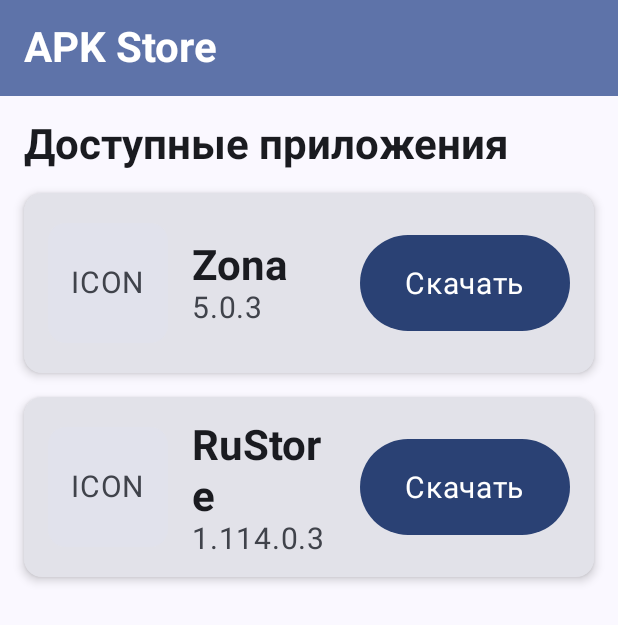
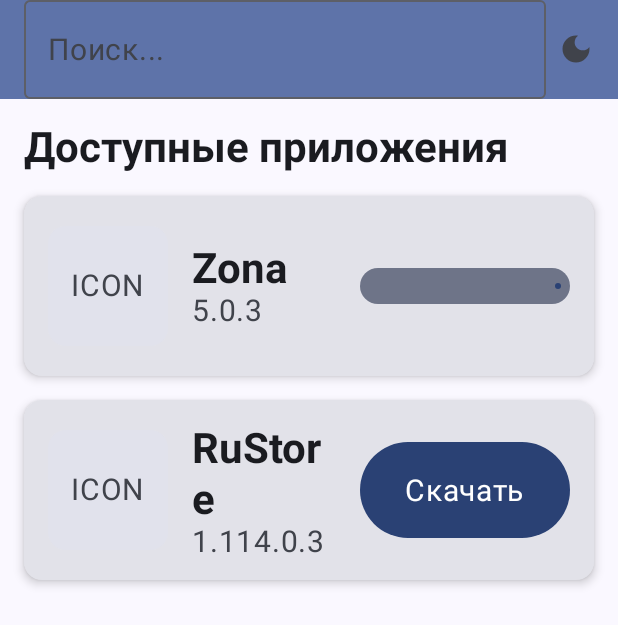
Before and after one commit to d00g00d/APK_Store, an Android app built with Jetpack Compose: the composable MainScreen shown on its own in the app's theme, after a tap on "Скачать", on a phone screen of 412 x 824 dp. Shown: the top 625 px of the screen. Run offline under Robolectric (Android 15) with nearby library versions, the phone set to English and light mode, and no system bars; our stand-ins replace Timber; libraries missing offline, so code that uses them is left out: com.jakewharton.retrofit2; 1 statement that could not run was skipped.

Commit message:
feat: implement phase 4 UX, navigation, local apps and theme

```diff
--- a/app/src/main/AndroidManifest.xml
+++ b/app/src/main/AndroidManifest.xml
@@ -2,6 +2,7 @@
 <manifest xmlns:android="http://schemas.android.com/apk/res/android">
 
     <uses-permission android:name="android.permission.INTERNET" />
+    <uses-permission android:name="android.permission.QUERY_ALL_PACKAGES" />
     <!-- Для записи логов (в Documents) -->
     <uses-permission android:name="android.permission.WRITE_EXTERNAL_STORAGE" android:maxSdkVersion="29"/>
     <uses-permission android:name="android.permission.READ_EXTERNAL_STORAGE" android:maxSdkVersion="32"/>
--- /dev/null
+++ b/app/src/main/java/ru/d00g00d/apkstore/data/preferences/ThemePreferences.kt
@@ -0,0 +1,34 @@
+package ru.d00g00d.apkstore.data.preferences
+
+import android.content.Context
+import androidx.datastore.core.DataStore
+import androidx.datastore.preferences.core.Preferences
+import androidx.datastore.preferences.core.edit
+import androidx.datastore.preferences.core.stringPreferencesKey
+import androidx.datastore.preferences.preferencesDataStore
+import kotlinx.coroutines.flow.Flow
+import kotlinx.coroutines.flow.map
+
+enum class ThemeMode {
+    LIGHT, DARK, AUTO
+}
+
+private val Context.dataStore: DataStore<Preferences> by preferencesDataStore(name = "settings")
+
+class ThemePreferences(private val context: Context) {
+    private val THEME_KEY = stringPreferencesKey("theme_mode")
+
+    val themeMode: Flow<ThemeMode> = context.dataStore.data.map { preferences ->
+        when (preferences[THEME_KEY]) {
+            ThemeMode.LIGHT.name -> ThemeMode.LIGHT
+            ThemeMode.DARK.name -> ThemeMode.DARK
+            else -> ThemeMode.AUTO
+        }
+    }
+
+    suspend fun setThemeMode(mode: ThemeMode) {
+        context.dataStore.edit { preferences ->
+            preferences[THEME_KEY] = mode.name
+        }
+    }
+}
--- a/app/src/main/java/ru/d00g00d/apkstore/di/AppModule.kt
+++ b/app/src/main/java/ru/d00g00d/apkstore/di/AppModule.kt
@@ -15,7 +15,13 @@ import ru.d00g00d.apkstore.data.network.GitHubApiService
 import ru.d00g00d.apkstore.data.repository.AppRepository
 import ru.d00g00d.apkstore.downloader.ApkDownloader
 
+import ru.d00g00d.apkstore.ui.local.LocalAppsViewModel
 import ru.d00g00d.apkstore.ui.main.MainViewModel
+
+import ru.d00g00d.apkstore.data.preferences.ThemePreferences
+import ru.d00g00d.apkstore.downloader.DownloadTracker
+
+import ru.d00g00d.apkstore.ui.theme.ThemeViewModel
 
 val appModule = module {
     // Сеть
@@ -31,17 +37,21 @@ val appModule = module {
             .create(GitHubApiService::class.java)
     }
 
-    // Репозиторий
+    // Репозиторий и Preferences
     single { AppRepository(get()) }
+    single { ThemePreferences(androidContext()) }
 
-    // Загрузчик
+    // Загрузчик и Трекер
     single { ApkDownloader(androidContext()) }
+    single { DownloadTracker(androidContext()) }
 
     // Ядро установки (adb, permission, eas)
     single { AdbClient(androidContext()) }
     single { PermissionManager(androidContext(), get()) }
     single { RearDhuEasBridge(androidContext()) }
 
-    // UI
-    viewModel { MainViewModel(get(), get()) }
+    // UI ViewModels
+    viewModel { MainViewModel(get(), get(), get(), androidContext()) }
+    viewModel { LocalAppsViewModel(androidContext(), get()) }
+    viewModel { ThemeViewModel(get()) }
 }
--- /dev/null
+++ b/app/src/main/java/ru/d00g00d/apkstore/downloader/DownloadTracker.kt
@@ -0,0 +1,49 @@
+package ru.d00g00d.apkstore.downloader
+
+import android.app.DownloadManager
+import android.content.Context
+import kotlinx.coroutines.delay
+import kotlinx.coroutines.flow.Flow
+import kotlinx.coroutines.flow.flow
+
+class DownloadTracker(private val context: Context) {
+    private val downloadManager = context.getSystemService(Context.DOWNLOAD_SERVICE) as DownloadManager
+
+    fun getProgress(downloadId: Long): Flow<Int> = flow {
+        var isDownloading = true
+        while (isDownloading) {
+            val query = DownloadManager.Query().setFilterById(downloadId)
+            downloadManager.query(query).use { cursor ->
+                if (cursor != null && cursor.moveToFirst()) {
+                    val statusIndex = cursor.getColumnIndex(DownloadManager.COLUMN_STATUS)
+                    val status = cursor.getInt(statusIndex)
+
+                    if (status == DownloadManager.STATUS_SUCCESSFUL || status == DownloadManager.STATUS_FAILED) {
+                        isDownloading = false
+                        emit(if (status == DownloadManager.STATUS_SUCCESSFUL) 100 else -1)
+                    } else {
+                        val downloadedIndex = cursor.getColumnIndex(DownloadManager.COLUMN_BYTES_DOWNLOADED_SO_FAR)
+                        val totalIndex = cursor.getColumnIndex(DownloadManager.COLUMN_TOTAL_SIZE_BYTES)
+
+                        val downloaded = cursor.getLong(downloadedIndex)
+                        val total = cursor.getLong(totalIndex)
+
+                        if (total > 0L) {
+                            val progress = ((downloaded * 100L) / total).toInt()
+                            emit(progress)
+                        } else {
+                            emit(0)
+                        }
+                    }
+                } else {
+                    // Download not found
+                    isDownloading = false
+                    emit(-1)
+                }
+            }
+            if (isDownloading) {
+                delay(500) // Poll twice a second
+            }
+        }
+    }
+}
--- a/app/src/main/java/ru/d00g00d/apkstore/ui/main/MainScreen.kt
+++ b/app/src/main/java/ru/d00g00d/apkstore/ui/main/MainScreen.kt
@@ -3,6 +3,11 @@ package ru.d00g00d.apkstore.ui.main
 import androidx.compose.foundation.layout.*
 import androidx.compose.foundation.lazy.LazyColumn
 import androidx.compose.foundation.lazy.items
+import androidx.compose.material.icons.filled.BrightnessAuto
+import androidx.compose.material.icons.filled.DarkMode
+import androidx.compose.material.icons.filled.LightMode
+import androidx.compose.material.icons.Icons
+import androidx.compose.material.icons.filled.Clear
 import androidx.compose.material3.*
 import androidx.compose.runtime.Composable
 import androidx.compose.runtime.collectAsState
@@ -12,21 +17,49 @@ import androidx.compose.ui.Modifier
 import androidx.compose.ui.unit.dp
 import org.koin.androidx.compose.koinViewModel
 import ru.d00g00d.apkstore.data.model.AppModel
+import ru.d00g00d.apkstore.data.preferences.ThemeMode
+import ru.d00g00d.apkstore.ui.theme.ThemeViewModel
 
 @OptIn(ExperimentalMaterial3Api::class)
 @Composable
 fun MainScreen(
-    viewModel: MainViewModel = koinViewModel()
+    viewModel: MainViewModel = koinViewModel(),
+    themeViewModel: ThemeViewModel = koinViewModel()
 ) {
     val uiState by viewModel.uiState.collectAsState()
+    val themeMode by themeViewModel.themeMode.collectAsState()
 
     Scaffold(
         topBar = {
             TopAppBar(
-                title = { Text("APK Store") },
+                title = {
+                    OutlinedTextField(
+                        value = uiState.searchQuery,
+                        onValueChange = { viewModel.updateSearchQuery(it) },
+                        modifier = Modifier.fillMaxWidth(),
+                        placeholder = { Text("Поиск...") },
+                        trailingIcon = {
+                            if (uiState.searchQuery.isNotEmpty()) {
+                                IconButton(onClick = { viewModel.updateSearchQuery("") }) {
+                                    Icon(Icons.Filled.Clear, contentDescription = "Очистить")
+                                }
+                            }
+                        },
+                        singleLine = true
+                    )
+                },
+                actions = {
+                    IconButton(onClick = { themeViewModel.toggleTheme() }) {
+                        val icon = when (themeMode) {
+                            ThemeMode.LIGHT -> Icons.Filled.LightMode
+                            ThemeMode.DARK -> Icons.Filled.DarkMode
+                            ThemeMode.AUTO -> Icons.Filled.BrightnessAuto
+                        }
+                        Icon(icon, contentDescription = "Переключить тему")
+                    }
+                },
                 colors = TopAppBarDefaults.topAppBarColors(
-                    containerColor = MaterialTheme.colorScheme.primaryContainer,
-                    titleContentColor = MaterialTheme.colorScheme.onPrimaryContainer,
+                    containerColor = MaterialTheme.colorScheme.primaryContainer
                 )
             )
         }
@@ -53,11 +86,11 @@ fun MainScreen(
                         style = MaterialTheme.typography.titleLarge
                     )
                 }
-                items(uiState.apps) { app ->
+                items(uiState.apps) { itemState ->
                     AppItem(
-                        name = app.name,
-                        version = app.version,
-                        onDownloadClick = { viewModel.downloadApp(app) }
+                        itemState = itemState,
+                        onDownloadClick = { viewModel.downloadApp(itemState) },
+                        onOpenClick = { viewModel.openApp(itemState.app.packageName) }
                     )
                 }
             }
@@ -66,7 +99,12 @@ fun MainScreen(
 }
 
 @Composable
-fun AppItem(name: String, version: String, onDownloadClick: () -> Unit) {
+fun AppItem(
+    itemState: AppItemState,
+    onDownloadClick: () -> Unit,
+    onOpenClick: () -> Unit
+) {
+    val app = itemState.app
     Card(
         modifier = Modifier
             .fillMaxWidth()
@@ -96,11 +134,11 @@ fun AppItem(name: String, version: String, onDownloadClick: () -> Unit) {
                 verticalArrangement = Arrangement.Center
             ) {
                 Text(
-                    text = name,
+                    text = app.name,
                     style = MaterialTheme.typography.titleLarge
                 )
                 Text(
-                    text = version,
+                    text = app.version,
                     style = MaterialTheme.typography.bodyLarge,
                     color = MaterialTheme.colorScheme.onSurfaceVariant
                 )
@@ -108,11 +146,36 @@ fun AppItem(name: String, version: String, onDownloadClick: () -> Unit) {
 
             Spacer(modifier = Modifier.width(16.dp))
 
-            Button(
-                onClick = onDownloadClick,
-                modifier = Modifier.size(width = 140.dp, height = 64.dp)
-            ) {
-                Text("Скачать", style = MaterialTheme.typography.bodyLarge)
+            when (itemState.status) {
+                AppStatus.DOWNLOAD, AppStatus.UPDATE -> {
+                    Button(
+                        onClick = onDownloadClick,
+                        modifier = Modifier.size(width = 140.dp, height = 64.dp)
+                    ) {
+                        val text = if (itemState.status == AppStatus.UPDATE) "Обновить" else "Скачать"
+                        Text(text, style = MaterialTheme.typography.bodyLarge)
+                    }
+                }
+                AppStatus.DOWNLOADING -> {
+                    Box(modifier = Modifier.size(width = 140.dp, height = 64.dp), contentAlignment = Alignment.Center) {
+                        if (itemState.progress >= 0) {
+                            LinearProgressIndicator(
+                                progress = { itemState.progress / 100f },
+                                modifier = Modifier.fillMaxWidth().height(24.dp)
+                            )
+                        } else {
+                            CircularProgressIndicator()
+                        }
+                    }
+                }
+                AppStatus.OPEN -> {
+                    OutlinedButton(
+                        onClick = onOpenClick,
+                        modifier = Modifier.size(width = 140.dp, height = 64.dp)
+                    ) {
+                        Text("Открыть", style = MaterialTheme.typography.bodyLarge)
+                    }
+                }
             }
         }
     }
--- a/app/src/main/java/ru/d00g00d/apkstore/ui/main/MainViewModel.kt
+++ b/app/src/main/java/ru/d00g00d/apkstore/ui/main/MainViewModel.kt
@@ -1,47 +1,140 @@
 package ru.d00g00d.apkstore.ui.main
 
+import android.content.Context
+import android.content.pm.PackageManager
 import androidx.lifecycle.ViewModel
 import androidx.lifecycle.viewModelScope
 import kotlinx.coroutines.flow.MutableStateFlow
 import kotlinx.coroutines.flow.StateFlow
 import kotlinx.coroutines.flow.asStateFlow
+import kotlinx.coroutines.flow.update
 import kotlinx.coroutines.launch
 import ru.d00g00d.apkstore.data.model.AppModel
 import ru.d00g00d.apkstore.data.repository.AppRepository
 import ru.d00g00d.apkstore.downloader.ApkDownloader
+import ru.d00g00d.apkstore.downloader.DownloadTracker
+
+enum class AppStatus {
+    DOWNLOAD, DOWNLOADING, UPDATE, OPEN
+}
+
+data class AppItemState(
+    val app: AppModel,
+    val status: AppStatus = AppStatus.DOWNLOAD,
+    val progress: Int = 0,
+    val downloadId: Long = -1
+)
 
 data class MainUiState(
     val isLoading: Boolean = false,
-    val apps: List<AppModel> = emptyList(),
-    val error: String? = null
+    val apps: List<AppItemState> = emptyList(),
+    val error: String? = null,
+    val searchQuery: String = ""
 )
 
 class MainViewModel(
     private val repository: AppRepository,
-    private val downloader: ApkDownloader
+    private val downloader: ApkDownloader,
+    private val tracker: DownloadTracker,
+    private val context: Context
 ) : ViewModel() {
 
     private val _uiState = MutableStateFlow(MainUiState())
     val uiState: StateFlow<MainUiState> = _uiState.asStateFlow()
+
+    private val allApps = mutableListOf<AppModel>()
 
     init {
         loadApps()
     }
 
     fun loadApps() {
-        _uiState.value = _uiState.value.copy(isLoading = true, error = null)
+        _uiState.update { it.copy(isLoading = true, error = null) }
         viewModelScope.launch {
             val result = repository.getApps()
             result.onSuccess { apps ->
-                _uiState.value = _uiState.value.copy(isLoading = false, apps = apps)
+                allApps.clear()
+                allApps.addAll(apps)
+                updateList()
             }.onFailure { err ->
-                _uiState.value = _uiState.value.copy(isLoading = false, error = err.message ?: "Unknown error")
+                _uiState.update { it.copy(isLoading = false, error = err.message ?: "Unknown error") }
             }
         }
     }
 
-    fun downloadApp(app: AppModel) {
-        val fileName = "${app.id}_${app.version}.apk"
-        downloader.downloadApk(app.apkUrl, fileName)
+    fun updateSearchQuery(query: String) {
+        _uiState.update { it.copy(searchQuery = query) }
+        updateList()
+    }
+
+    private fun updateList() {
+        val query = _uiState.value.searchQuery.lowercase()
+        val filtered = if (query.isBlank()) allApps else allApps.filter { it.name.lowercase().contains(query) }
+
+        val pm = context.packageManager
+
+        val itemStates = filtered.map { app ->
+            var status = AppStatus.DOWNLOAD
+            try {
+                val pInfo = pm.getPackageInfo(app.packageName, 0)
+                // Очень упрощенная проверка версии (считаем, что если есть буквы, то надо смотреть на code)
+                // В реальном приложении нужно парсить аккуратно, пока просто для примера если ==, то OPEN
+                if (pInfo.versionName == app.version) {
+                    status = AppStatus.OPEN
+                } else {
+                    status = AppStatus.UPDATE
+                }
+            } catch (e: PackageManager.NameNotFoundException) {
+                status = AppStatus.DOWNLOAD
+            }
+
+            AppItemState(app, status = status)
+        }
+        _uiState.update { it.copy(isLoading = false, apps = itemStates) }
+    }
+
+    fun downloadApp(item: AppItemState) {
+        val fileName = "${item.app.id}_${item.app.version}.apk"
+        val downloadId = downloader.downloadApk(item.app.apkUrl, fileName)
+        if (downloadId != -1L) {
+            // Обновляем статус
+            _uiState.update { state ->
+                val newApps = state.apps.map {
+                    if (it.app.id == item.app.id) it.copy(status = AppStatus.DOWNLOADING, downloadId = downloadId, progress = 0)
+                    else it
+                }
+                state.copy(apps = newApps)
+            }
+
+            // Начинаем трекать
+            viewModelScope.launch {
+                tracker.getProgress(downloadId).collect { progress ->
+                    _uiState.update { state ->
+                        val newApps = state.apps.map {
+                            if (it.app.id == item.app.id) {
+                                if (progress == 100 || progress == -1) {
+                                    // Установка пойдет сама через Receiver.
+                                    // Мы пока просто вернем статус к исходному, или после установки он сам поменяется
+                                    // когда обновится список (можно сделать ReceiverFlow для обновления списка).
+                                    // Пока оставим прогресс 100%.
+                                    it.copy(progress = progress)
+                                } else {
+                                    it.copy(progress = progress)
+                                }
+                            } else it
+                        }
+                        state.copy(apps = newApps)
+                    }
+                }
+            }
+        }
+    }
+
+    fun openApp(packageName: String) {
+        val intent = context.packageManager.getLaunchIntentForPackage(packageName)
+        if (intent != null) {
+            intent.addFlags(android.content.Intent.FLAG_ACTIVITY_NEW_TASK)
+            context.startActivity(intent)
+        }
     }
 }
--- a/app/src/main/java/ru/d00g00d/apkstore/ui/theme/Theme.kt
+++ b/app/src/main/java/ru/d00g00d/apkstore/ui/theme/Theme.kt
@@ -9,6 +9,7 @@ import androidx.compose.material3.dynamicLightColorScheme
 import androidx.compose.material3.lightColorScheme
 import androidx.compose.runtime.Composable
 import androidx.compose.ui.platform.LocalContext
+import ru.d00g00d.apkstore.data.preferences.ThemeMode
 import java.util.Calendar
 
 private val DarkColorScheme = darkColorScheme(
@@ -25,14 +26,21 @@ private val LightColorScheme = lightColorScheme(
 
 @Composable
 fun ApkStoreTheme(
+    themeMode: ThemeMode = ThemeMode.AUTO,
     darkTheme: Boolean = isSystemInDarkTheme(),
     dynamicColor: Boolean = true,
     content: @Composable () -> Unit
 ) {
-    // Авторежим переключения по времени (например, после 18:00 и до 07:00 включать темную тему)
-    val hour = Calendar.getInstance().get(Calendar.HOUR_OF_DAY)
-    val isNightTime = hour >= 18 || hour < 7
-    val useDarkTheme = darkTheme || isNightTime
+    val useDarkTheme = when (themeMode) {
+        ThemeMode.LIGHT -> false
+        ThemeMode.DARK -> true
+        ThemeMode.AUTO -> {
+            // Авторежим переключения по времени (например, после 18:00 и до 07:00 включать темную тему)
+            val hour = Calendar.getInstance().get(Calendar.HOUR_OF_DAY)
+            val isNightTime = hour >= 18 || hour < 7
+            darkTheme || isNightTime
+        }
+    }
 
     val colorScheme = when {
         dynamicColor && Build.VERSION.SDK_INT >= Build.VERSION_CODES.S -> {
--- /dev/null
+++ b/app/src/main/java/ru/d00g00d/apkstore/ui/theme/ThemeViewModel.kt
@@ -0,0 +1,28 @@
+package ru.d00g00d.apkstore.ui.theme
+
+import androidx.lifecycle.ViewModel
+import androidx.lifecycle.viewModelScope
+import kotlinx.coroutines.flow.SharingStarted
+import kotlinx.coroutines.flow.stateIn
+import kotlinx.coroutines.launch
+import ru.d00g00d.apkstore.data.preferences.ThemeMode
+import ru.d00g00d.apkstore.data.preferences.ThemePreferences
+
+class ThemeViewModel(private val preferences: ThemePreferences) : ViewModel() {
+    val themeMode = preferences.themeMode.stateIn(
+        scope = viewModelScope,
+        started = SharingStarted.Eagerly,
+        initialValue = ThemeMode.AUTO
+    )
+
+    fun toggleTheme() {
+        val next = when (themeMode.value) {
+            ThemeMode.AUTO -> ThemeMode.LIGHT
+            ThemeMode.LIGHT -> ThemeMode.DARK
+            ThemeMode.DARK -> ThemeMode.AUTO
+        }
+        viewModelScope.launch {
+            preferences.setThemeMode(next)
+        }
+    }
+}
```
Also changed, not shown: app/build.gradle.kts (+7 -0 lines), app/src/main/java/ru/d00g00d/apkstore/MainActivity.kt (+10 -3 lines), app/src/main/java/ru/d00g00d/apkstore/downloader/DownloadReceiver.kt (+11 -4 lines), app/src/main/java/ru/d00g00d/apkstore/ui/local/LocalAppsScreen.kt (added, +146 -0 lines), app/src/main/java/ru/d00g00d/apkstore/ui/local/LocalAppsViewModel.kt (added, +133 -0 lines), app/src/main/java/ru/d00g00d/apkstore/ui/navigation/Navigation.kt (added, +67 -0 lines), 580 other files.
